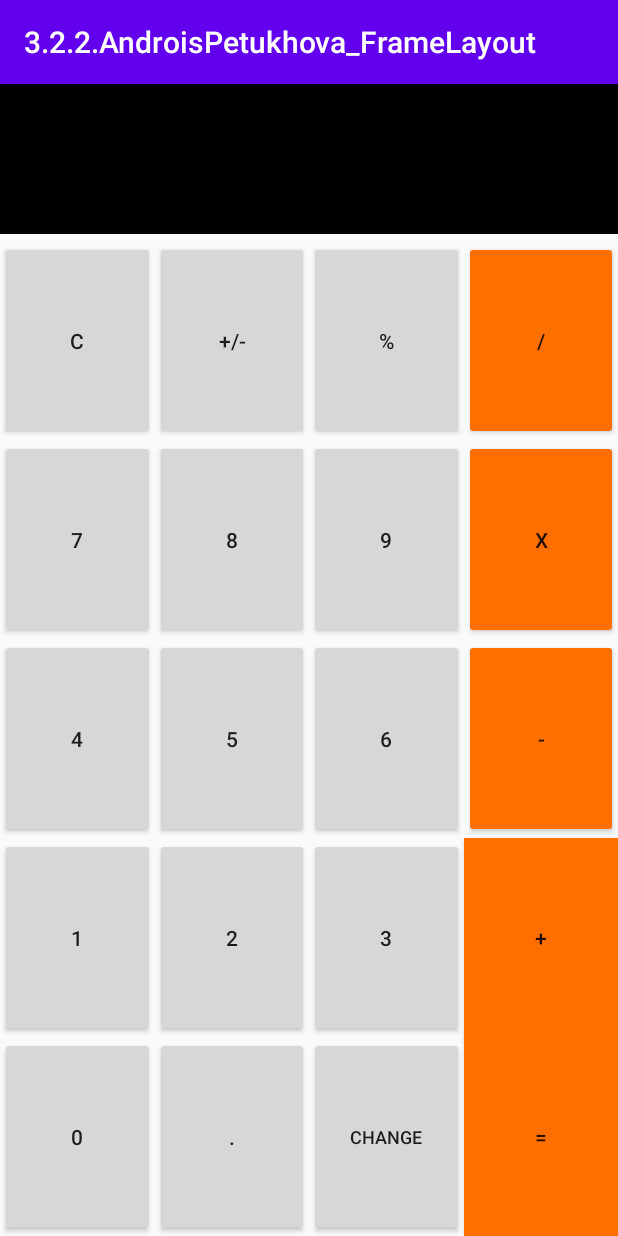
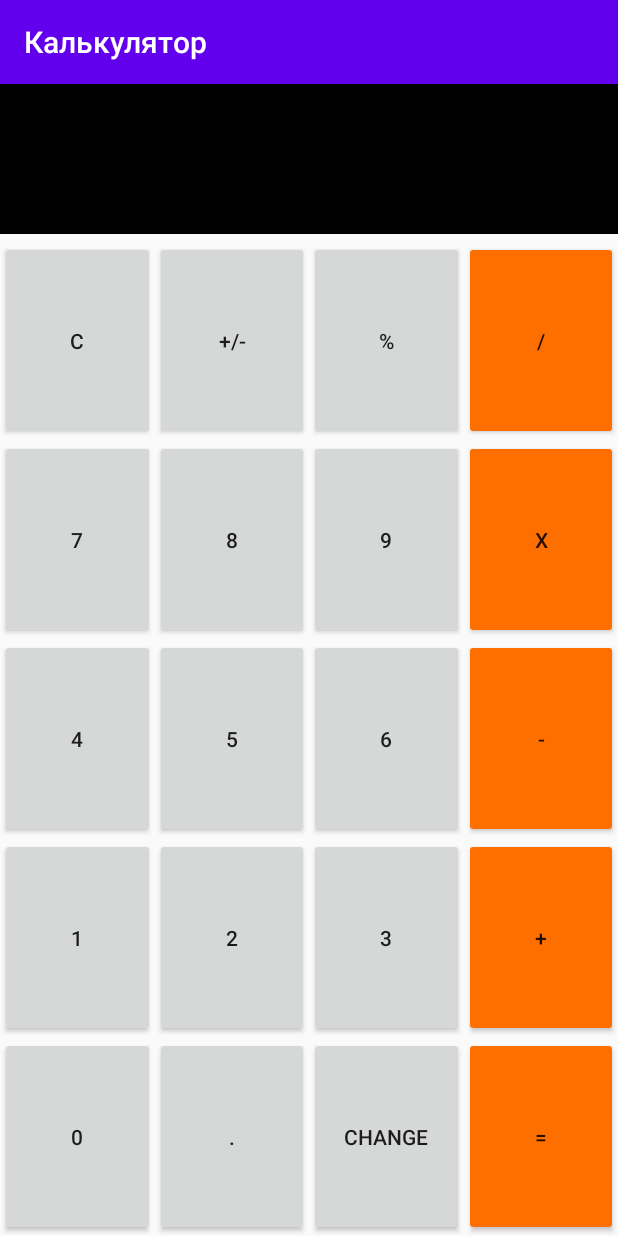
Before and after one commit to katerinavp/3.2.2.AndroidPetukhova_FrameLayout, an Android app: the screen it shows after launch (MainActivity), after a tap on "CHANGE", on a phone screen of 412 x 824 dp. Run offline under Robolectric (Android 15) with nearby library versions, the phone set to English and light mode, and no system bars.

Commit message:
Внесены изменения в activity_main layout.

```diff
--- a/app/src/main/AndroidManifest.xml
+++ b/app/src/main/AndroidManifest.xml
@@ -4,7 +4,7 @@
 
     <application
         android:allowBackup="true"
-        android:icon="@mipmap/ic_launcher"
+        android:icon="@drawable/ic_calculator_foreground"
         android:label="@string/app_name"
         android:roundIcon="@mipmap/ic_launcher_round"
         android:supportsRtl="true"
--- a/app/src/main/java/com/example/a322androispetukhova_framelayout/MainActivity.java
+++ b/app/src/main/java/com/example/a322androispetukhova_framelayout/MainActivity.java
@@ -188,7 +188,7 @@ public class MainActivity extends AppCompatActivity {
             @Override
             public void onClick(View v) {
 
-                if (row1.getVisibility() == row1.VISIBLE){
+                if (row1.getVisibility() == View.VISIBLE){ ///!!!! Обратить внимание на View.VISIBLE!!!
                     row1.setVisibility(View.GONE);
 
                 }else{
--- a/app/src/main/res/layout/activity_main.xml
+++ b/app/src/main/res/layout/activity_main.xml
@@ -57,8 +57,8 @@
             android:id="@id/row1"
             android:layout_width="0dp"
             android:layout_height="wrap_content"
+            app:layout_constraintEnd_toEndOf="parent"
             app:layout_constraintStart_toStartOf="parent"
-            app:layout_constraintEnd_toEndOf="parent"
             app:layout_constraintTop_toBottomOf="@+id/guideline">
 
             <Button
@@ -90,6 +90,7 @@
                 android:backgroundTint="#FF6F00"
                 android:text="TAN" />
         </LinearLayout>
+
 
         <Button
             android:id="@+id/btnDelete"
@@ -153,7 +154,6 @@
             android:text="8"
             app:layout_constraintBottom_toTopOf="@+id/btn5"
             app:layout_constraintEnd_toStartOf="@+id/btn9"
-            app:layout_constraintHorizontal_bias="0.5"
             app:layout_constraintHorizontal_chainStyle="spread"
             app:layout_constraintStart_toEndOf="@+id/btn7"
             app:layout_constraintTop_toBottomOf="@+id/btnPositiveNegative" />
@@ -230,7 +230,6 @@
             android:visibility="visible"
             app:layout_constraintBottom_toTopOf="@+id/btn0"
             app:layout_constraintEnd_toStartOf="@+id/btn2"
-            app:layout_constraintHorizontal_bias="0.5"
             app:layout_constraintStart_toStartOf="parent"
             app:layout_constraintTop_toBottomOf="@+id/btn4" />
 
@@ -258,7 +257,7 @@
             android:id="@+id/btnPlus"
             android:layout_width="0dp"
             android:layout_height="0dp"
-            android:background="#FF6F00"
+            android:backgroundTint="#FF6F00"
             android:text="+"
             android:visibility="visible"
             app:layout_constraintBottom_toTopOf="@id/btnEquals"
@@ -290,7 +289,7 @@
             android:id="@+id/btnEquals"
             android:layout_width="0dp"
             android:layout_height="0dp"
-            android:background="#FF6F00"
+            android:backgroundTint="#FF6F00"
             android:text="="
             android:visibility="visible"
             app:layout_constraintBottom_toBottomOf="parent"
@@ -303,7 +302,6 @@
             android:layout_width="0dp"
             android:layout_height="0dp"
             android:text="change"
-            android:textSize="12sp"
             android:visibility="visible"
             app:layout_constraintBottom_toBottomOf="parent"
             app:layout_constraintEnd_toStartOf="@+id/btnEquals"
@@ -311,6 +309,7 @@
             app:layout_constraintTop_toBottomOf="@+id/btn3" />
 
 
+
     </androidx.constraintlayout.widget.ConstraintLayout>
 
 
--- /dev/null
+++ b/app/src/main/res/mipmap-anydpi-v26/ic_calculator_round.xml
@@ -0,0 +1,4 @@
+<?xml version="1.0" encoding="utf-8"?>
+<adaptive-icon xmlns:android="http://schemas.android.com/apk/res/android">
+    <foreground android:drawable="@drawable/ic_calculator_foreground"/>
+</adaptive-icon>
--- a/app/src/main/res/values/strings.xml
+++ b/app/src/main/res/values/strings.xml
@@ -1,3 +1,3 @@
 <resources>
-    <string name="app_name">3.2.2.AndroisPetukhova_FrameLayout</string>
+    <string name="app_name">Калькулятор</string>
 </resources>
```
Also changed, not shown: app/src/main/res/drawable/ic_calculator_foreground.xml (added, +29 -0 lines), app/src/main/ic_calculator-playstore.png (added), app/src/main/res/mipmap-mdpi/ic_calculator.png (added), app/src/main/res/mipmap-xxhdpi/ic_calculator_round.png (added), app/src/main/res/mipmap-xxxhdpi/ic_calculator.png (added).
